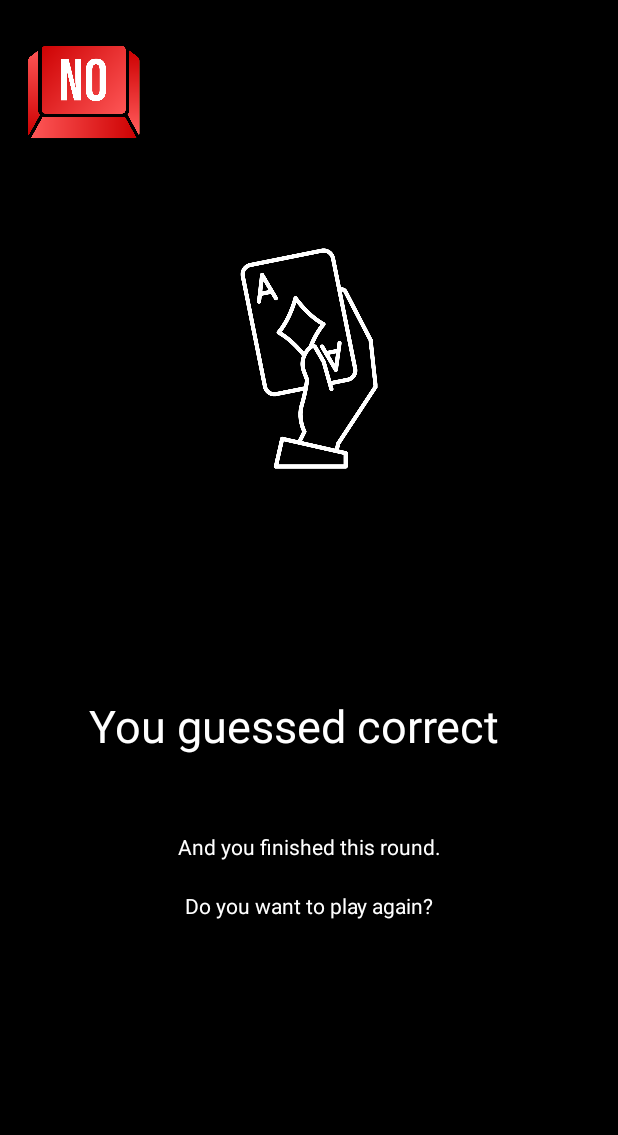
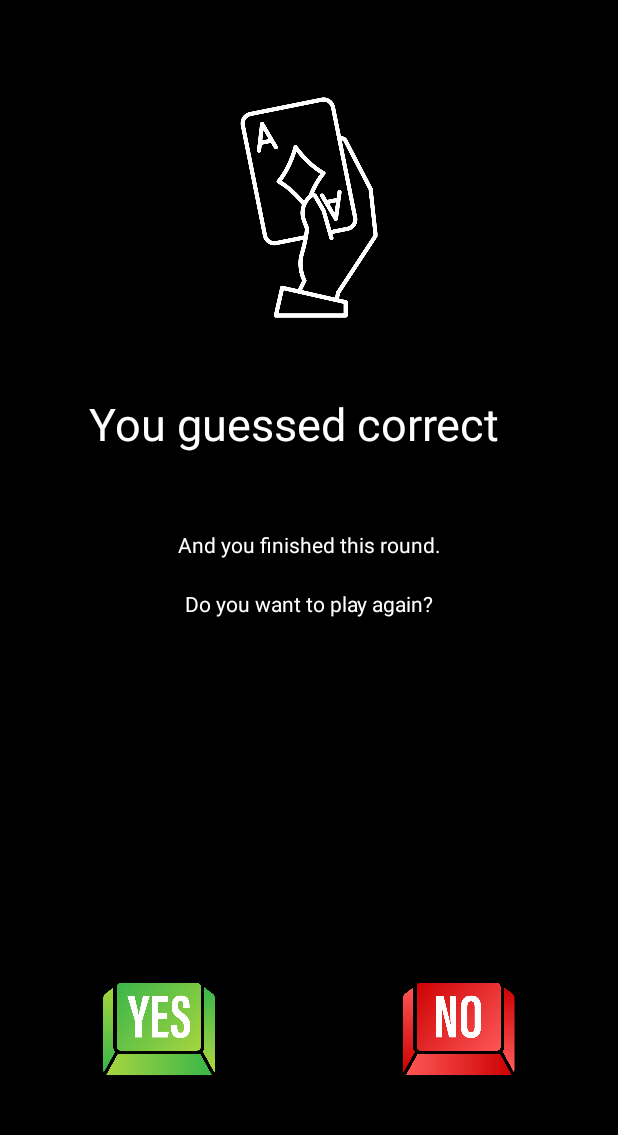
Before and after one commit to claratoll/FU_CardDeck, an Android app: the WinLostActivity screen opened directly, with no data from a screen before it, on a phone screen of 412 x 824 dp, the part 62-1197 px from its top. Run offline under Robolectric (Android 15) with nearby library versions, the phone set to English and light mode, and no system bars.

```diff
--- a/app/src/main/res/layout/activity_win_lost.xml
+++ b/app/src/main/res/layout/activity_win_lost.xml
@@ -12,7 +12,7 @@
         android:id="@+id/imageView2"
         android:layout_width="241dp"
         android:layout_height="147dp"
-        app:layout_constraintBottom_toTopOf="@+id/won_lost_textView"
+        android:layout_marginTop="50dp"
         app:layout_constraintEnd_toEndOf="parent"
         app:layout_constraintStart_toStartOf="parent"
         app:layout_constraintTop_toTopOf="parent"
@@ -23,14 +23,13 @@
         android:id="@+id/won_lost_textView"
         android:layout_width="293dp"
         android:layout_height="71dp"
-        android:layout_marginTop="200dp"
+        android:layout_marginTop="50dp"
         android:text="@string/won_lost"
         android:textColor="@color/white"
         android:textSize="30sp"
-        app:layout_constraintBottom_toBottomOf="parent"
         app:layout_constraintEnd_toEndOf="parent"
         app:layout_constraintStart_toStartOf="parent"
-        app:layout_constraintTop_toTopOf="parent" />
+        app:layout_constraintTop_toBottomOf="@+id/imageView2" />
 
     <TextView
         android:id="@+id/finished_round"
@@ -58,17 +57,21 @@
         android:id="@+id/yes_button"
         android:layout_width="112dp"
         android:layout_height="93dp"
-        app:srcCompat="@drawable/yes"
-        tools:layout_editor_absoluteX="59dp"
-        tools:layout_editor_absoluteY="599dp" />
+        android:layout_marginStart="50dp"
+        android:layout_marginBottom="50dp"
+        app:layout_constraintBottom_toBottomOf="parent"
+        app:layout_constraintStart_toStartOf="parent"
+        app:srcCompat="@drawable/yes" />
 
     <ImageView
         android:id="@+id/no_button"
         android:layout_width="112dp"
         android:layout_height="93dp"
-        app:srcCompat="@drawable/no"
-        tools:layout_editor_absoluteX="240dp"
-        tools:layout_editor_absoluteY="599dp" />
+        android:layout_marginEnd="50dp"
+        android:layout_marginBottom="50dp"
+        app:layout_constraintBottom_toBottomOf="parent"
+        app:layout_constraintEnd_toEndOf="parent"
+        app:srcCompat="@drawable/no" />
 
 
 </androidx.constraintlayout.widget.ConstraintLayout>
```
